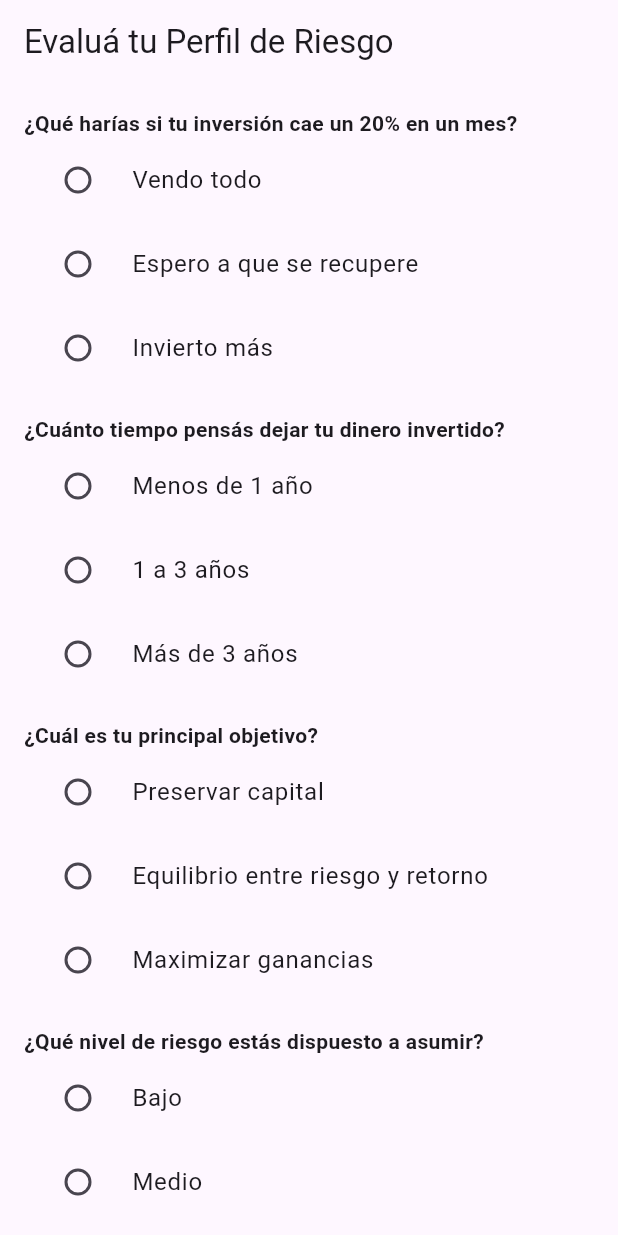
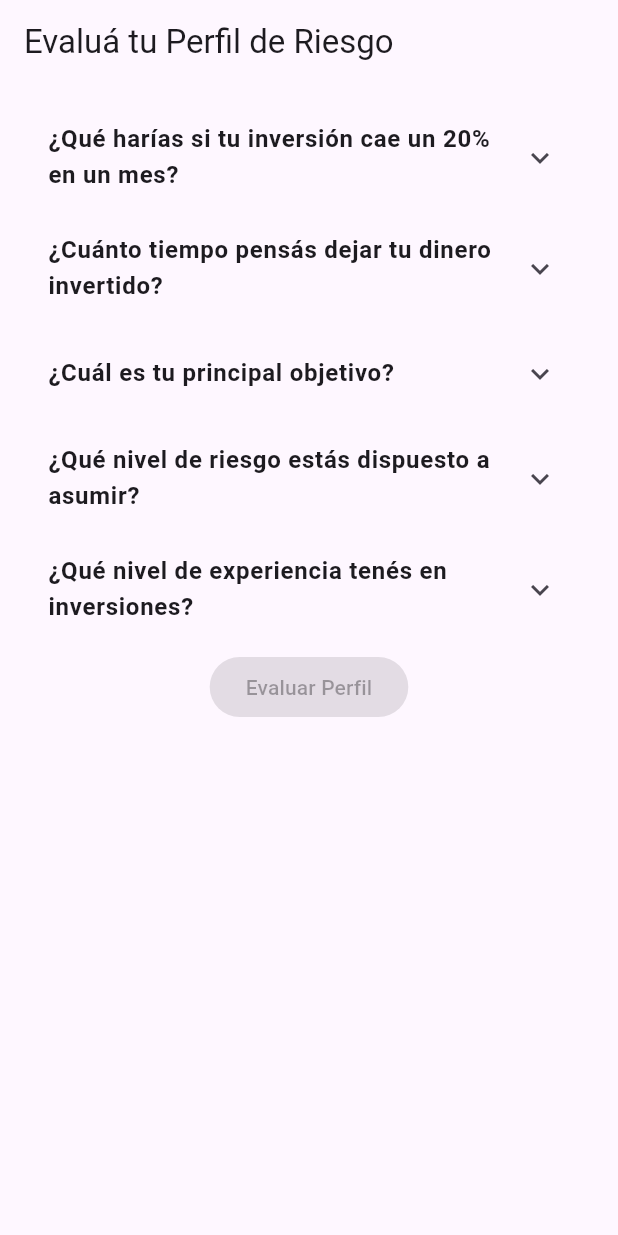
Before and after one commit to fernandofittipaldi/SmartFinance, a Flutter app: the RiskProfileScreen screen opened by its route, on a phone screen of 412 x 824 dp. Run offline on Flutter 3.47's test engine with Material 3 defaults, Android fonts, the phone set to English and light mode, and no system bars; our stand-ins replace cloud_firestore, firebase_auth, firebase_core, flutter_riverpod, go_router; accounts and stored records are empty; generated files the repository leaves out were written again.

Commit message:
update risk_profile_screen

```diff
--- a/lib/presentation/screens/risk_profile_screen.dart
+++ b/lib/presentation/screens/risk_profile_screen.dart
@@ -1,8 +1,9 @@
 import 'package:flutter/material.dart';
 import 'package:flutter_riverpod/flutter_riverpod.dart';
-import '../providers/risk_profile_provider.dart';
+import 'package:smart_finance/presentation/providers/risk_profile_provider.dart';
+import 'package:smart_finance/domain/app_user.dart';
 
-class RiskProfileScreen extends ConsumerStatefulWidget  {
+class RiskProfileScreen extends ConsumerStatefulWidget {
   const RiskProfileScreen({super.key});
 
   @override
@@ -11,7 +12,6 @@ class RiskProfileScreen extends ConsumerStatefulWidget  {
 
 class _RiskProfileScreenState extends ConsumerState<RiskProfileScreen> {
   final Map<String, int> _answers = {};
-  String? _result;
 
   final List<Question> _questions = [
     Question(
@@ -24,11 +24,7 @@ class _RiskProfileScreenState extends ConsumerState<RiskProfileScreen> {
     ),
     Question(
       text: '¿Cuánto tiempo pensás dejar tu dinero invertido?',
-      options: {
-        'Menos de 1 año': 1,
-        '1 a 3 años': 2,
-        'Más de 3 años': 3,
-      },
+      options: {'Menos de 1 año': 1, '1 a 3 años': 2, 'Más de 3 años': 3},
     ),
     Question(
       text: '¿Cuál es tu principal objetivo?',
@@ -40,36 +36,43 @@ class _RiskProfileScreenState extends ConsumerState<RiskProfileScreen> {
     ),
     Question(
       text: '¿Qué nivel de riesgo estás dispuesto a asumir?',
-      options: {
-        'Bajo': 1,
-        'Medio': 2,
-        'Alto': 3,
-      },
+      options: {'Bajo': 1, 'Medio': 2, 'Alto': 3},
     ),
     Question(
       text: '¿Qué nivel de experiencia tenés en inversiones?',
-      options: {
-        'Poca o ninguna': 1,
-        'Moderada': 2,
-        'Alta': 3,
-      },
+      options: {'Poca o ninguna': 1, 'Moderada': 2, 'Alta': 3},
     ),
   ];
 
-  void _evaluateProfile() {
-    final totalScore = _answers.values.fold(0, (a, b) => a + b);
-    String profile;
-    if (totalScore <= 7) {
-      profile = 'Conservador';
-    } else if (totalScore <= 11) {
-      profile = 'Moderado';
-    } else {
-      profile = 'Arriesgado';
+  Future<void> _evaluateProfile() async {
+    final service = ref.read(riskProfileServiceProvider);
+    final profile = service.evaluateProfile(_answers);
+    await service.saveProfile(profile);
+
+    showDialog(
+      context: context,
+      builder: (context) => AlertDialog(
+        title: const Text('Resultado del Perfil'),
+        content: Text('Tu perfil de riesgo es: ${_formatProfile(profile)}'),
+        actions: [
+          TextButton(
+            onPressed: () => Navigator.of(context).pop(),
+            child: const Text('Aceptar'),
+          ),
+        ],
+      ),
+    );
   }
 
-    ref.read(riskProfileProvider.notifier).state = profile;
-
-    setState(() => _result = profile);
+  String _formatProfile(RiskProfile profile) {
+    switch (profile) {
+      case RiskProfile.conservative:
+        return 'Conservador';
+      case RiskProfile.moderate:
+        return 'Moderado';
+      case RiskProfile.aggressive:
+        return 'Arriesgado';
+    }
   }
 
   @override
@@ -82,12 +85,13 @@ class _RiskProfileScreenState extends ConsumerState<RiskProfileScreen> {
           children: [
             ..._questions.map((question) {
               return Padding(
-                padding: const EdgeInsets.only(bottom: 16),
-                child: Column(
-                  crossAxisAlignment: CrossAxisAlignment.start,
-                  children: [
-                    Text(question.text, style: const TextStyle(fontWeight: FontWeight.bold)),
-                    ...question.options.entries.map((entry) {
+                padding: const EdgeInsets.only(bottom: 8),
+                child: ExpansionTile(
+                  title: Text(
+                    question.text,
+                    style: const TextStyle(fontWeight: FontWeight.bold),
+                  ),
+                  children: question.options.entries.map((entry) {
                     return RadioListTile<int>(
                       title: Text(entry.key),
                       value: entry.value,
@@ -98,26 +102,15 @@ class _RiskProfileScreenState extends ConsumerState<RiskProfileScreen> {
                         });
                       },
                     );
-                    }),
-                  ],
+                  }).toList(),
                 ),
               );
             }),
             ElevatedButton(
-              onPressed: _answers.length == _questions.length ? _evaluateProfile : null,
+              onPressed: _answers.length == _questions.length
+                  ? _evaluateProfile
+                  : null,
               child: const Text('Evaluar Perfil'),
-            ),
-            if (_result != null)
-              Card(
-                margin: const EdgeInsets.only(top: 24),
-                color: Colors.blue[50],
-                child: Padding(
-                  padding: const EdgeInsets.all(16.0),
-                  child: Text(
-                    'Tu perfil de riesgo es: $_result',
-                    style: const TextStyle(fontSize: 20, fontWeight: FontWeight.bold),
-                  ),
-                ),
             ),
           ],
         ),
```
Lines whose indentation alone changed are shown as unchanged.
